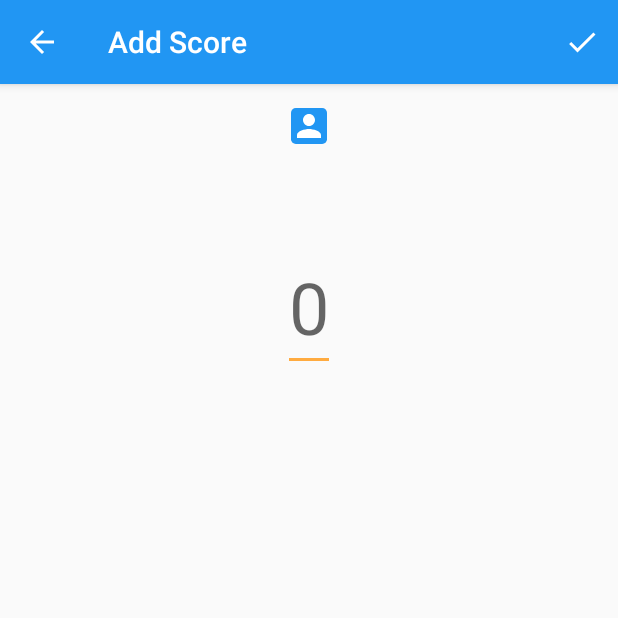
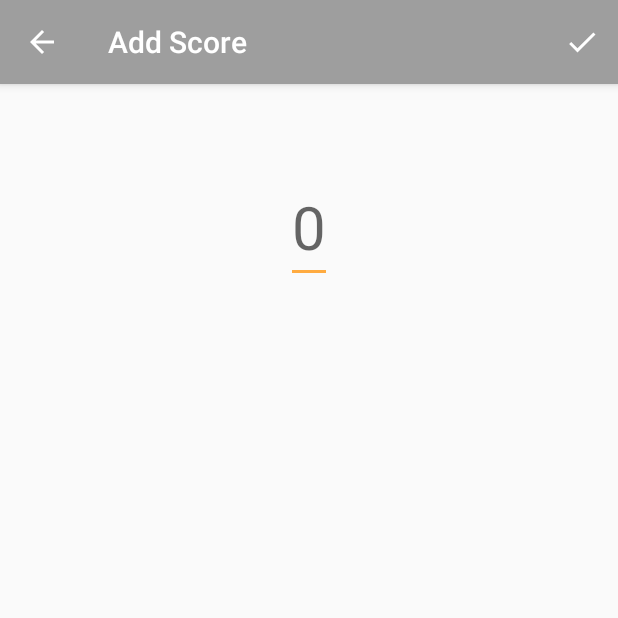
Before and after one commit to amandaroos/Scorekeeper, an Android app: the EditScoreActivity screen opened directly, with no data from a screen before it, on a phone screen of 412 x 824 dp, the top half of it. Run offline under Robolectric (Android 15) with nearby library versions, the phone set to English and light mode, and no system bars; 1 statement that could not run was skipped.

Commit message:
Update formating of EditName and EditScore Activities. Create string resources for those activies. Update the "New Player" text to display Player 1, Player 2, etc.

```diff
--- a/app/src/main/AndroidManifest.xml
+++ b/app/src/main/AndroidManifest.xml
@@ -19,7 +19,8 @@
             android:name=".EditScoreActivity"
             android:parentActivityName=".MainActivity"
             android:windowSoftInputMode="stateVisible"
-            android:label="Add Score">
+            android:label="Add Score"
+            android:theme="@style/EditTheme">
             <!-- Parent activity meta-data to support 4.0 and lower -->
             <meta-data
                 android:name="android.support.PARENT_ACTIVITY"
@@ -29,7 +30,8 @@
             android:name=".EditNameActivity"
             android:parentActivityName=".MainActivity"
             android:windowSoftInputMode="stateVisible"
-            android:label="Edit Name">
+            android:label="Edit Name"
+            android:theme="@style/EditTheme">
             <!-- Parent activity meta-data to support 4.0 and lower -->
             <meta-data
                 android:name="android.support.PARENT_ACTIVITY"
--- a/app/src/main/res/drawable/ic_delete.xml
+++ b/app/src/main/res/drawable/ic_delete.xml
@@ -4,6 +4,6 @@
         android:viewportWidth="24.0"
         android:viewportHeight="24.0">
     <path
-        android:fillColor="#FF757575"
+        android:fillColor="@color/colorIcons"
         android:pathData="M6,19c0,1.1 0.9,2 2,2h8c1.1,0 2,-0.9 2,-2V7H6v12zM19,4h-3.5l-1,-1h-5l-1,1H5v2h14V4z"/>
 </vector>
--- a/app/src/main/res/drawable/ic_edit.xml
+++ b/app/src/main/res/drawable/ic_edit.xml
@@ -4,6 +4,6 @@
         android:viewportWidth="24.0"
         android:viewportHeight="24.0">
     <path
-        android:fillColor="#757575"
+        android:fillColor="@color/colorIcons"
         android:pathData="M3,17.25V21h3.75L17.81,9.94l-3.75,-3.75L3,17.25zM20.71,7.04c0.39,-0.39 0.39,-1.02 0,-1.41l-2.34,-2.34c-0.39,-0.39 -1.02,-0.39 -1.41,0l-1.83,1.83 3.75,3.75 1.83,-1.83z"/>
 </vector>
--- /dev/null
+++ b/app/src/main/res/drawable/list_activated_background.xml
@@ -0,0 +1,7 @@
+<?xml version="1.0" encoding="utf-8"?>
+<selector xmlns:android="http://schemas.android.com/apk/res/android">
+    <item android:state_activated="true" android:drawable="@color/colorActivatedItem" />
+    <item android:state_checked="true" android:drawable="@color/colorPressedItem" />
+    <item android:state_pressed="true" android:drawable="@color/colorPressedItem" />
+    <item android:drawable="@android:color/transparent" />
+</selector>
--- a/app/src/main/res/layout/activity_edit_score.xml
+++ b/app/src/main/res/layout/activity_edit_score.xml
@@ -7,42 +7,40 @@
     android:orientation="vertical"
     android:padding="16dp">
 
-    <ImageView
-        android:layout_width="24dp"
-        android:layout_height="24dp"
-        android:layout_gravity="center"
-        app:srcCompat="@drawable/avatar" />
-
-    <TextView
-        android:id="@+id/player_name"
+    <LinearLayout
         android:layout_width="wrap_content"
         android:layout_height="wrap_content"
-        android:layout_gravity="center"
-        android:paddingTop="8dp"
-        tools:text="Player Name" />
+        android:layout_gravity="center">
+
+        <TextView
+            android:id="@+id/player_name"
+            android:layout_width="wrap_content"
+            android:layout_height="wrap_content"
+            android:layout_gravity="center"
+            android:textColor="@color/colorText"
+            android:textAppearance="?android:textAppearanceMedium"
+            tools:text="Player73" />
+    </LinearLayout>
 
     <TextView
         android:id="@+id/edit_player_score"
         android:layout_width="wrap_content"
         android:layout_height="wrap_content"
-        android:paddingTop="8dp"
         android:layout_gravity="center"
-        android:layout_weight="1"
-        android:textAlignment="center"
-        android:textAppearance="?android:textAppearanceMedium"
-        tools:text="4561234567" />
+        android:visibility="invisible"
+        tools:text="67" />
+
 
     <EditText
         android:id="@+id/score_input"
         android:layout_width="wrap_content"
         android:layout_height="wrap_content"
         android:layout_gravity="center"
-        android:paddingTop="16dp"
-        android:hint="0"
+        android:hint="@string/hint_player_score"
         android:imeOptions="flagNoExtractUi"
         android:inputType="numberSigned"
-        android:textAlignment="center"
-        android:textSize="48sp"/>
+        android:paddingTop="8dp"
+        android:textSize="40sp" />
 
 
 </LinearLayout>
--- a/app/src/main/res/values/colors.xml
+++ b/app/src/main/res/values/colors.xml
@@ -1,15 +1,28 @@
 <?xml version="1.0" encoding="utf-8"?>
 <resources>
-    <color name="colorPrimary">#2196F3</color>
-    <color name="colorPrimaryDark">#1976D2</color>
+    <color name="colorPrimary">#718792</color>
+    <color name="colorPrimaryDark">#1c313a</color>
 
     <!-- Accent color for UI controls like checkboxes and text fields -->
     <color name="colorAccent">#ffab40</color>
 
-    <!-- Primary color for the editor -->
-    <color name="editorColorPrimary">#2196F3</color>
+    <!--Colors for Add Score and Edit Name Activities-->
+    <color name="colorEditPrimary">#9e9e9e</color>
+    <color name="colorEditPrimaryDark">#616161</color>
 
-    <!-- Primary dark color for the editor -->
-    <color name="editorColorPrimaryDark">#1976D2</color>
+
+    <!-- Highlight color for list item -->
+    <color name="colorActivatedItem">#e0e0e0</color>
+    <color name="colorPressedItem">#eeeeee</color>
+
+    <!-- Action Mode background -->
+    <color name="colorActionModeBackground">#bdbdbd</color>
+
+    <!-- Icon color -->
+    <color name="colorIcons">#FFFFFF</color>
+
+
+    <!-- Text color -->
+    <color name="colorText">#616161</color>
 
 </resources>
--- a/app/src/main/res/values/styles.xml
+++ b/app/src/main/res/values/styles.xml
@@ -6,6 +6,16 @@
         <item name="colorPrimary">@color/colorPrimary</item>
         <item name="colorPrimaryDark">@color/colorPrimaryDark</item>
         <item name="colorAccent">@color/colorAccent</item>
+
+        <item name="android:activatedBackgroundIndicator">@drawable/list_activated_background</item>
+        <item name="actionModeBackground">@color/colorActionModeBackground</item>
+    </style>
+
+    <!-- Edit Name/Add Score theme -->
+    <style name="EditTheme" parent="Theme.AppCompat.Light.DarkActionBar">
+        <item name="colorPrimary">@color/colorEditPrimary</item>
+        <item name="colorPrimaryDark">@color/colorEditPrimaryDark</item>
+        <item name="colorAccent">@color/colorAccent</item>
     </style>
 
 
```
Also changed, not shown: app/src/main/java/com/example/amanda/scorekeeperversion4/MainActivity.java (+7 -1 lines), app/src/main/res/drawable/score_background.xml (deleted, +0 -10 lines), app/src/main/res/layout/activity_edit_name.xml (+11 -3 lines), app/src/main/res/values/strings.xml (+4 -7 lines).
